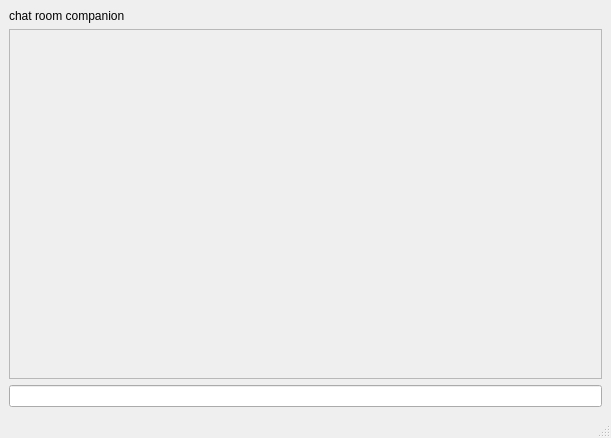
The window that src/Widgets/MainWindow/mainwindow.ui (Re10we/just-chat) describes before a commit, drawn with Qt 5.
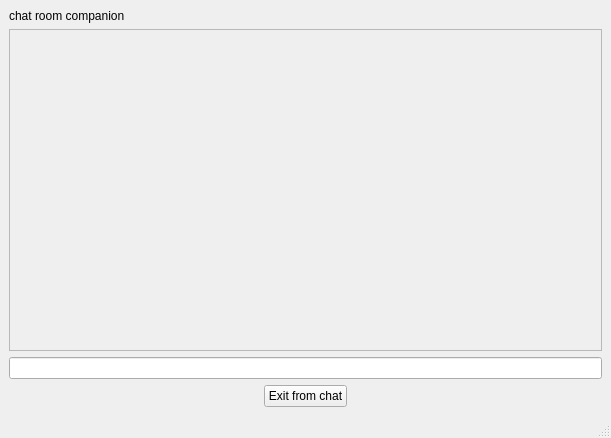
The same window after the commit. The open tabs and pages were chosen to show the change.

Commit message: added exit from chat func

Patch:
```diff
--- a/src/Widgets/MainWindow/mainwindow.ui
+++ b/src/Widgets/MainWindow/mainwindow.ui
@@ -146,6 +146,13 @@
         <item>
          <widget class="QLineEdit" name="SubmitLine"/>
         </item>
+        <item alignment="Qt::AlignHCenter">
+         <widget class="QPushButton" name="ExitChat">
+          <property name="text">
+           <string>Exit from chat</string>
+          </property>
+         </widget>
+        </item>
        </layout>
       </widget>
      </widget>
```
The commit also changes 8 other files.
